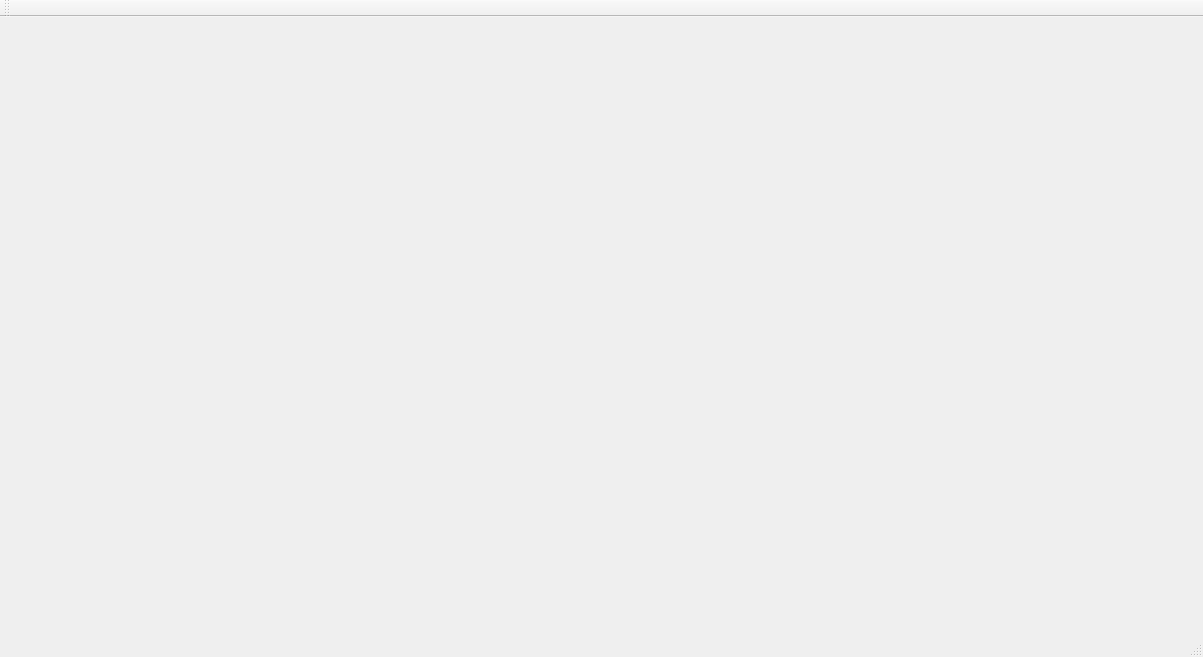
The window that src/mainwindow.ui (id101010/zirconiumpass) describes before a commit, drawn with Qt 5.
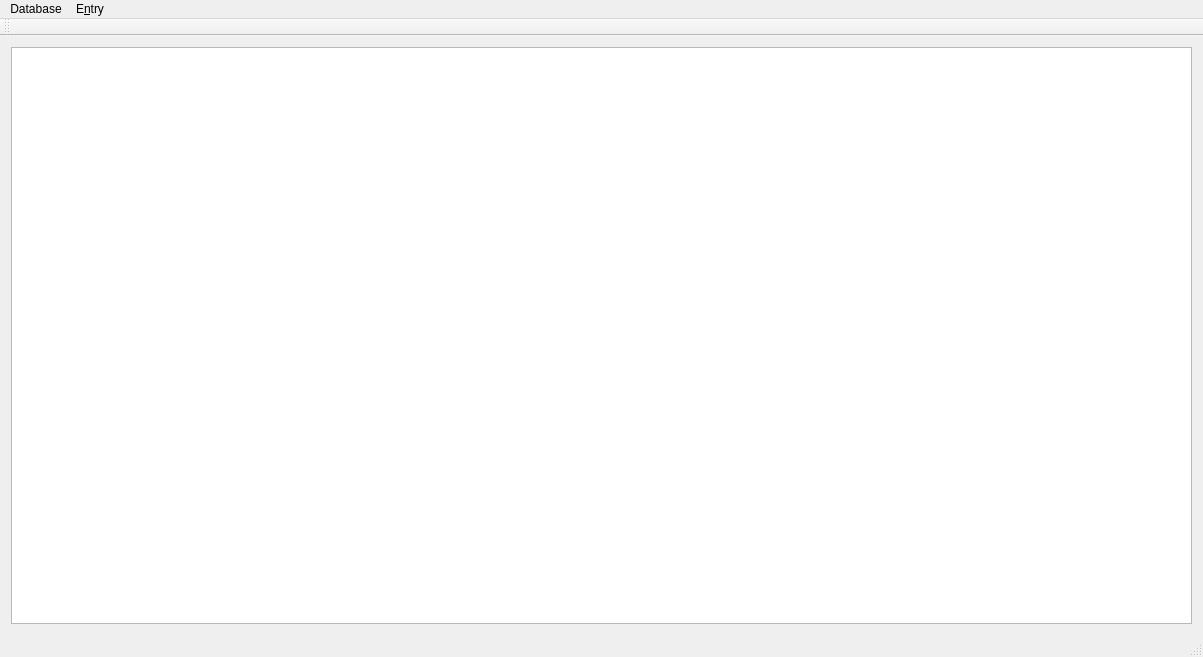
The same window after the commit. Icons and pictures are not drawn.

Patch:
```diff
--- a/src/mainwindow.ui
+++ b/src/mainwindow.ui
@@ -13,16 +13,42 @@
   <property name="windowTitle">
    <string>MainWindow</string>
   </property>
-  <widget class="QWidget" name="centralWidget"/>
+  <widget class="QWidget" name="centralWidget">
+   <layout class="QHBoxLayout" name="horizontalLayout">
+    <item>
+     <widget class="QTableView" name="tableView"/>
+    </item>
+   </layout>
+  </widget>
   <widget class="QMenuBar" name="menuBar">
    <property name="geometry">
     <rect>
      <x>0</x>
      <y>0</y>
      <width>1203</width>
-     <height>16</height>
+     <height>19</height>
     </rect>
    </property>
+   <widget class="QMenu" name="menuFile">
+    <property name="title">
+     <string>Database</string>
+    </property>
+    <addaction name="actionOpen"/>
+    <addaction name="actionCreate_New"/>
+    <addaction name="actionClose"/>
+    <addaction name="separator"/>
+    <addaction name="actionQuit_Zirconiumpass"/>
+   </widget>
+   <widget class="QMenu" name="menuEntry">
+    <property name="title">
+     <string>E&amp;ntry</string>
+    </property>
+    <addaction name="actionCreateNewEntry"/>
+    <addaction name="actionEdit_Entry"/>
+    <addaction name="actionDelete_Entry"/>
+   </widget>
+   <addaction name="menuFile"/>
+   <addaction name="menuEntry"/>
   </widget>
   <widget class="QToolBar" name="mainToolBar">
    <attribute name="toolBarArea">
```
Left out of the diff: 120 changed lines with no effect on the pictures.
